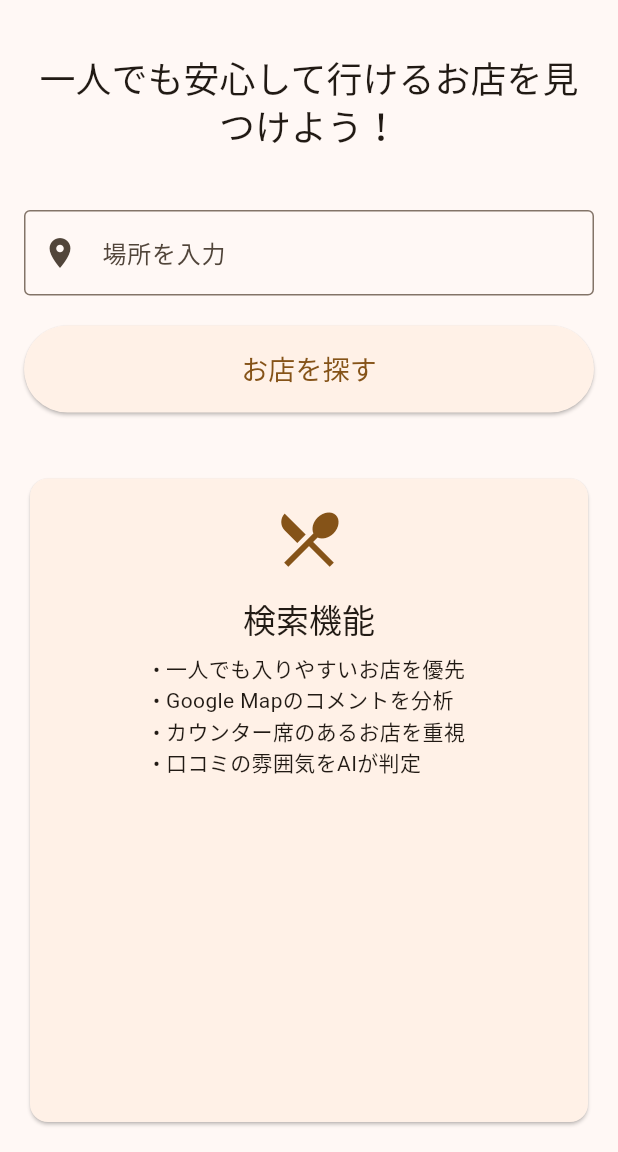
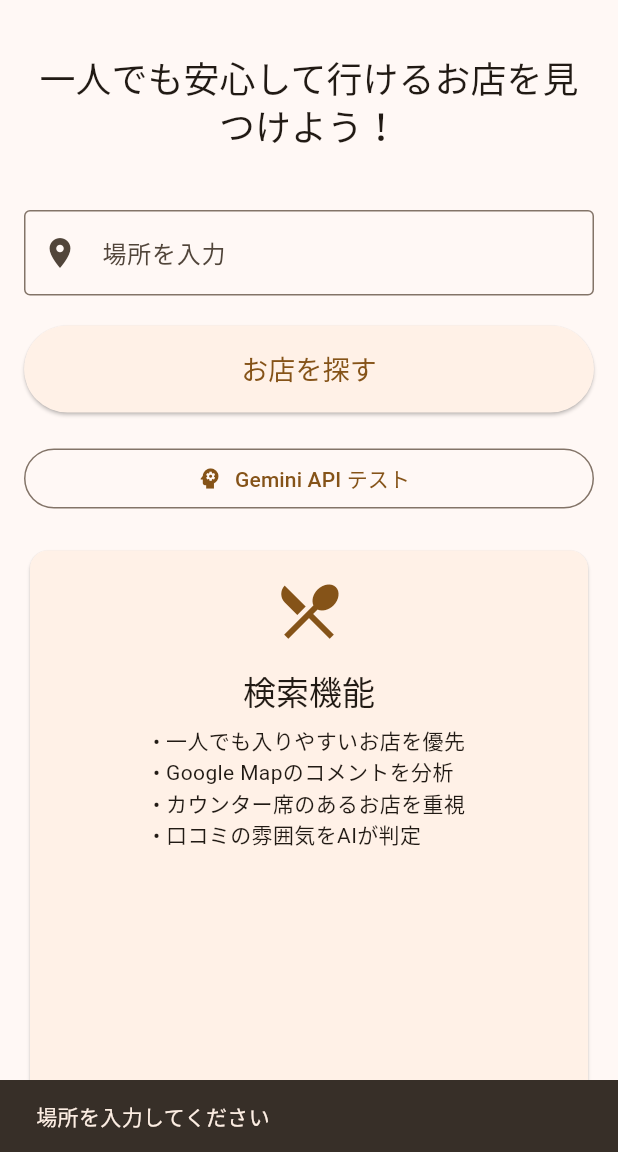
Before and after one commit to hrorry/solo-dining, a Flutter app: the screen it shows after launch, after a tap on "お店を探す", on a phone screen of 412 x 824 dp, the part 84-1236 px from its top. Run offline on Flutter 3.47's test engine with Material 3 defaults, Android fonts, the phone set to English and light mode, and no system bars; our stand-ins replace flutter_dotenv, google_generative_ai.

Commit message:
🎉 Phase 1完了: 基盤構築とGemini API連携
## ✅ 実装内容
- Flutter Web対応確認・有効化
- 3画面の基本遷移実装 (メイン→結果→詳細)
- Gemini API (gemini-1.5-flash) 連携・テスト機能
- 環境変数管理 (.env) の安全な設定
- ダミーデータでのUI/UX確認

## 📦 追加パッケージ
- google_generative_ai: ^0.4.6
- flutter_dotenv: ^5.1.0

## 🔧 構成
- lib/screens/: 画面コンポーネント
- lib/services/: API連携サービス
- .env: 環境変数 (gitignore済み)

🤖 Generated with [Claude Code](https://claude.ai/code)

Co-Authored-By: Claude <noreply@anthropic.com>

```diff
--- a/lib/main.dart
+++ b/lib/main.dart
@@ -1,6 +1,11 @@
 import 'package:flutter/material.dart';
+import 'package:flutter_dotenv/flutter_dotenv.dart';
+import 'screens/search_result_screen.dart';
+import 'services/gemini_service.dart';
 
-void main() {
+void main() async {
+  WidgetsFlutterBinding.ensureInitialized();
+  await dotenv.load(fileName: ".env");
   runApp(const MyApp());
 }
 
@@ -32,6 +37,8 @@ class HomeScreen extends StatefulWidget {
 
 class _HomeScreenState extends State<HomeScreen> {
   final TextEditingController _locationController = TextEditingController();
+  final GeminiService _geminiService = GeminiService();
+  bool _isTestingGemini = false;
 
   @override
   void dispose() {
@@ -42,10 +49,60 @@ class _HomeScreenState extends State<HomeScreen> {
   void _searchRestaurants() {
     String location = _locationController.text.trim();
     if (location.isNotEmpty) {
-      // TODO: レストラン検索ロジックを実装
+      // 結果画面に遷移
+      Navigator.of(context).push(
+        MaterialPageRoute(
+          builder: (context) => SearchResultScreen(location: location),
+        ),
+      );
+    } else {
       ScaffoldMessenger.of(context).showSnackBar(
-        SnackBar(content: Text('「$location」周辺のお店を検索中...')),
+        const SnackBar(content: Text('場所を入力してください')),
       );
+    }
+  }
+
+  Future<void> _testGeminiAPI() async {
+    setState(() {
+      _isTestingGemini = true;
+    });
+
+    try {
+      final response = await _geminiService.testConnection();
+      if (mounted) {
+        ScaffoldMessenger.of(context).showSnackBar(
+          SnackBar(
+            content: Text('Gemini API接続成功: $response'),
+            backgroundColor: Colors.green,
+            duration: const Duration(seconds: 5),
+          ),
+        );
+      }
+    } catch (e) {
+      print('Gemini API Error: $e'); // デバッグ用
+      if (mounted) {
+        ScaffoldMessenger.of(context).showSnackBar(
+          SnackBar(
+            content: Text('Gemini API接続失敗: $e'),
+            backgroundColor: Colors.red,
+            duration: const Duration(seconds: 10), // 長めに表示
+            action: SnackBarAction(
+              label: 'コピー',
+              textColor: Colors.white,
+              onPressed: () {
+                // エラーをコンソールに出力
+                print('Error details: $e');
+              },
+            ),
+          ),
+        );
+      }
+    } finally {
+      if (mounted) {
+        setState(() {
+          _isTestingGemini = false;
+        });
+      }
     }
   }
 
@@ -89,7 +146,20 @@ class _HomeScreenState extends State<HomeScreen> {
                 style: TextStyle(fontSize: 18),
               ),
             ),
-            const SizedBox(height: 40),
+            const SizedBox(height: 20),
+            // Gemini API テストボタン（Phase 1用）
+            OutlinedButton.icon(
+              onPressed: _isTestingGemini ? null : _testGeminiAPI,
+              icon: _isTestingGemini
+                  ? const SizedBox(
+                      width: 16,
+                      height: 16,
+                      child: CircularProgressIndicator(strokeWidth: 2),
+                    )
+                  : const Icon(Icons.psychology),
+              label: Text(_isTestingGemini ? 'テスト中...' : 'Gemini API テスト'),
+            ),
+            const SizedBox(height: 20),
             Expanded(
               child: Card(
                 child: Padding(
--- /dev/null
+++ b/lib/services/gemini_service.dart
@@ -0,0 +1,75 @@
+import 'package:flutter_dotenv/flutter_dotenv.dart';
+import 'package:google_generative_ai/google_generative_ai.dart';
+
+class GeminiService {
+  late final GenerativeModel _model;
+
+  GeminiService() {
+    final apiKey = dotenv.env['GEMINI_API_KEY'];
+    if (apiKey == null || apiKey.isEmpty) {
+      throw Exception('GEMINI_API_KEY not found in .env file');
+    }
+
+    _model = GenerativeModel(
+      model: 'gemini-1.5-flash',  // 最新モデルに変更
+      apiKey: apiKey,
+    );
+  }
+
+  /// Gemini APIの動作確認用テストメソッド
+  Future<String> testConnection() async {
+    try {
+      print('Testing Gemini API connection...');
+      print('API Key exists: ${dotenv.env['GEMINI_API_KEY'] != null}');
+
+      final response = await _model.generateContent([
+        Content.text('Hello! Please respond with a simple greeting.')
+      ]);
+
+      final responseText = response.text;
+      print('Gemini response: $responseText');
+
+      return responseText ?? 'No response received';
+    } catch (e) {
+      print('Gemini API detailed error: $e');
+      print('Error type: ${e.runtimeType}');
+
+      // エラーの詳細を分析
+      if (e.toString().contains('API_KEY')) {
+        throw Exception('APIキーの問題: $e');
+      } else if (e.toString().contains('quota')) {
+        throw Exception('API利用制限: $e');
+      } else if (e.toString().contains('network')) {
+        throw Exception('ネットワークエラー: $e');
+      } else {
+        throw Exception('Gemini API接続失敗: $e');
+      }
+    }
+  }
+
+  /// 一人食事向け店舗分析（Phase 3で本格実装予定）
+  Future<String> analyzeSoloFriendlyRestaurants(List<Map<String, dynamic>> restaurants) async {
+    try {
+      const prompt = '''
+あなたは一人食事の専門家です。以下の店舗情報を分析して、一人食事に適した店舗を評価してください：
+
+【分析観点】
+- カウンター席の有無・一人客への対応
+- 店の雰囲気・入りやすさ
+- 立地・アクセスの良さ
+- 価格帯の適正さ
+
+【Phase 3で実装予定のプロンプト】
+今はテスト用の簡単な応答を返してください。
+''';
+
+      final response = await _model.generateContent([
+        Content.text(prompt)
+      ]);
+
+      return response.text ?? 'Analysis not available';
+    } catch (e) {
+      throw Exception('Gemini analysis failed: $e');
+    }
+  }
+}
--- /dev/null
+++ b/prompt.txt
@@ -0,0 +1,36 @@
+以下のルールに従って「●●周辺のお店」を探してください
+
+# 探し方
+- Googleマップ検索で「カウンター_○○」で探す
+- ファーストインプレッションは店名と写真ふざけてる店名は避けがち（酒ト唄エバ心ナンチャラとか、人生酒場とか）
+- 日本語は3～5文字くらいが好みかも
+- カウンター、メニュー、料理の写真で全体的に好みか判断
+- 気になる感じの店があったら深堀りしていく口コミはGoogleを参照（新着順何個か見る＞低評価の内容）※★の数より口コミの質
+- メニュー写真はグルメサイト（食べログ、ホットペッパー）で確認
+- 内観、外観、料理の確認補助をインスタでする感じで見てます
+- 更に気になる場合は、Googleストリートビューで周辺もちょっと歩いてみる（繁華街すぎると行きにくい）
+
+# 良い！
+- メニューが手書き（風）のページがある
+- カウンターとテーブル席の割合が同じくらいかそれ以下（テーブルが多いと大人数向け店な感じする）
+- 何か1つでもこだわりがありそうなところ（「映え」へのこだわりは除く）
+- 逆にホットペッパー、食べログに載ってない（Googleのみ）
+- 創作しすぎてない料理
+- 客の投稿写真がちょっとヘタ
+- 照明が眩しくない
+- クッション性のあるカウンター椅子
+- 歩いて行ける範囲だったら最高。タクシーなら1メーターが理想
+
+# 除外する
+- 即席な作りの店舗
+- インスタの投稿が多い（＝映えるので味が疎かになっている可能性が高い、客層が若い、PR）
+- 外観張り切りすぎてる
+- コンクリート打ちっぱなし系
+- メニューより外観内観の投稿が多い
+- 最近できた店（客層未知、情報少ない→開拓タイプには良いかも）
+- 店舗が狭すぎると常連客との絡みが濃そう（15～20坪くらい？）それを良しとする場合もある
+
+# 嫌だ
+- フリーWi－Fiないのに自分の携帯からオーダーするタイプ
+- LINE友達追加しないと注文できない仕様
+- トイレが汚い
```
Also changed, not shown: lib/screens/restaurant_detail_screen.dart (added, +194 -0 lines), lib/screens/search_result_screen.dart (added, +127 -0 lines), pubspec.yaml (+8 -3 lines), pubspec.lock, 10 other files.
